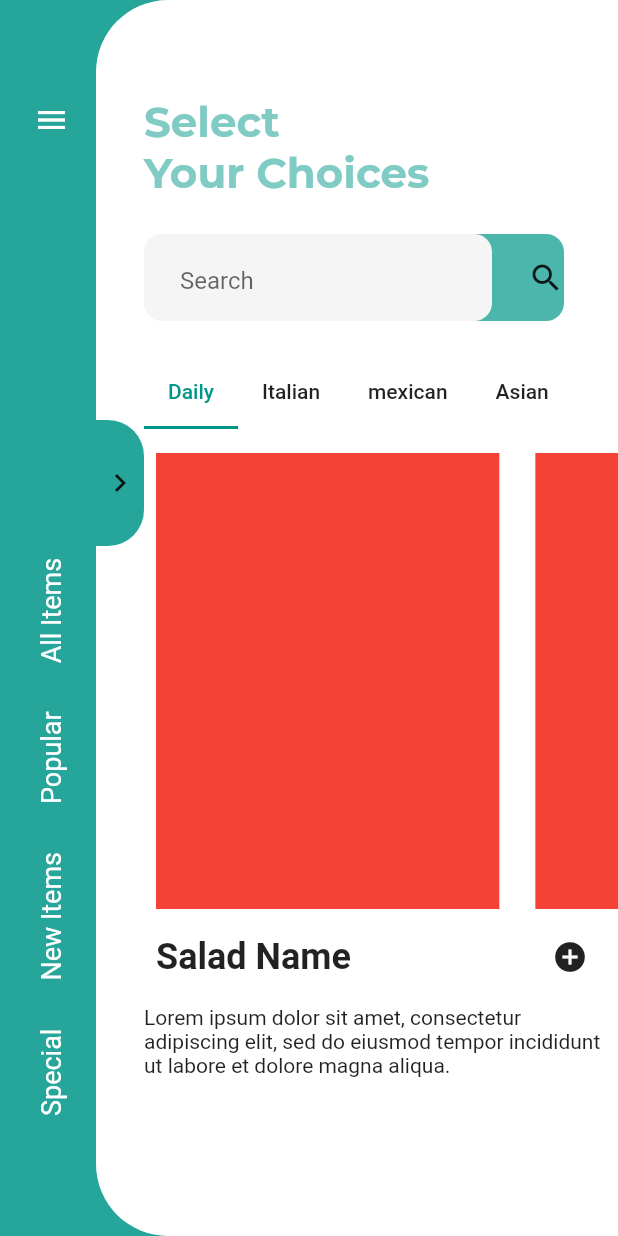
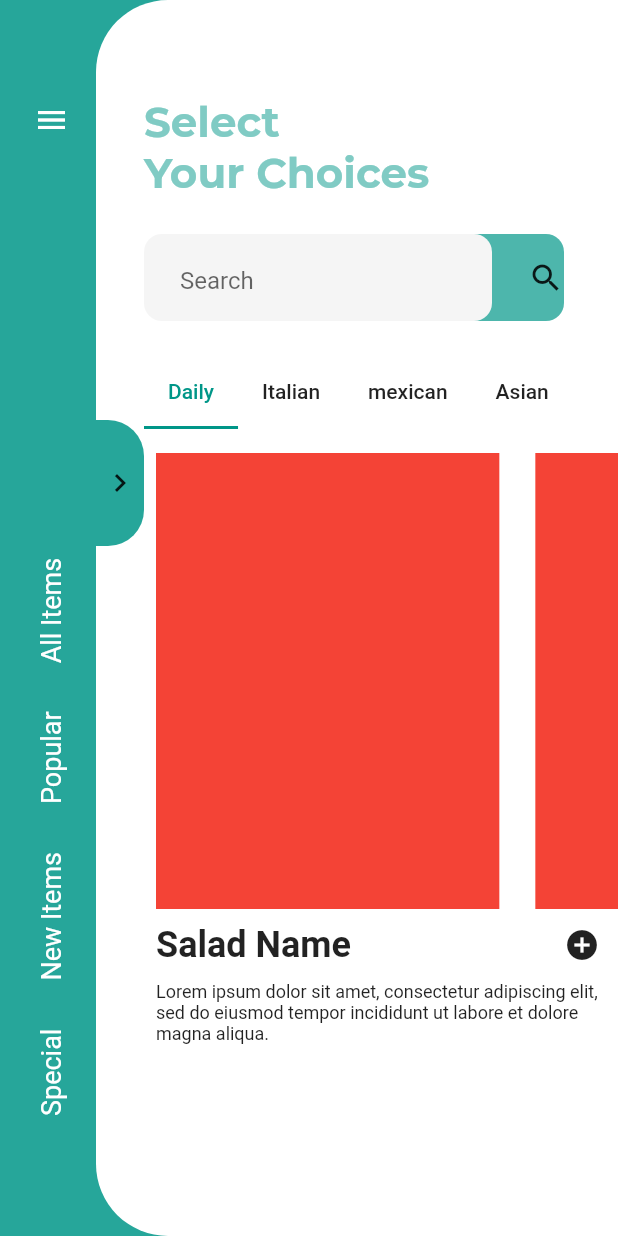
Before and after one commit to JAICHANGPARK/flutter_notebook_8th_story, a Flutter app: the screen it shows after launch, on a phone screen of 412 x 824 dp. Run offline on Flutter 3.47's test engine with Material 2 defaults, Android fonts, the phone set to English and light mode, and no system bars; our stand-ins replace badges, google_fonts.

Commit message:
Update food_main_page.dart

```diff
--- a/lib/ep566_food_delivery_app/food_main_page.dart
+++ b/lib/ep566_food_delivery_app/food_main_page.dart
@@ -233,7 +233,7 @@ class _FoodMainPageState extends State<FoodMainPage> with SingleTickerProviderSt
                           ),
                         ),
                         Padding(
-                          padding: const EdgeInsets.all(8.0),
+                          padding: const EdgeInsets.only(left: 8),
                           child: Row(
                             mainAxisAlignment: MainAxisAlignment.spaceBetween,
                             children: [
@@ -245,8 +245,13 @@ class _FoodMainPageState extends State<FoodMainPage> with SingleTickerProviderSt
                             ],
                           ),
                         ),
-                        Text("Lorem ipsum dolor sit amet, consectetur adipiscing elit, sed do eiusmod tempor incididunt ut l"
-                            "abore et dolore magna aliqua.")
+                        Padding(
+                          padding: const EdgeInsets.only(left: 8),
+                          child: Text("Lorem ipsum dolor sit amet, consectetur adipiscing elit, sed do eiusmod tempor incididunt ut l"
+                              "abore et dolore magna aliqua.", style: TextStyle(
+                            fontSize: 12
+                          ),),
+                        )
                       ],
                     ),
                   ),
```
